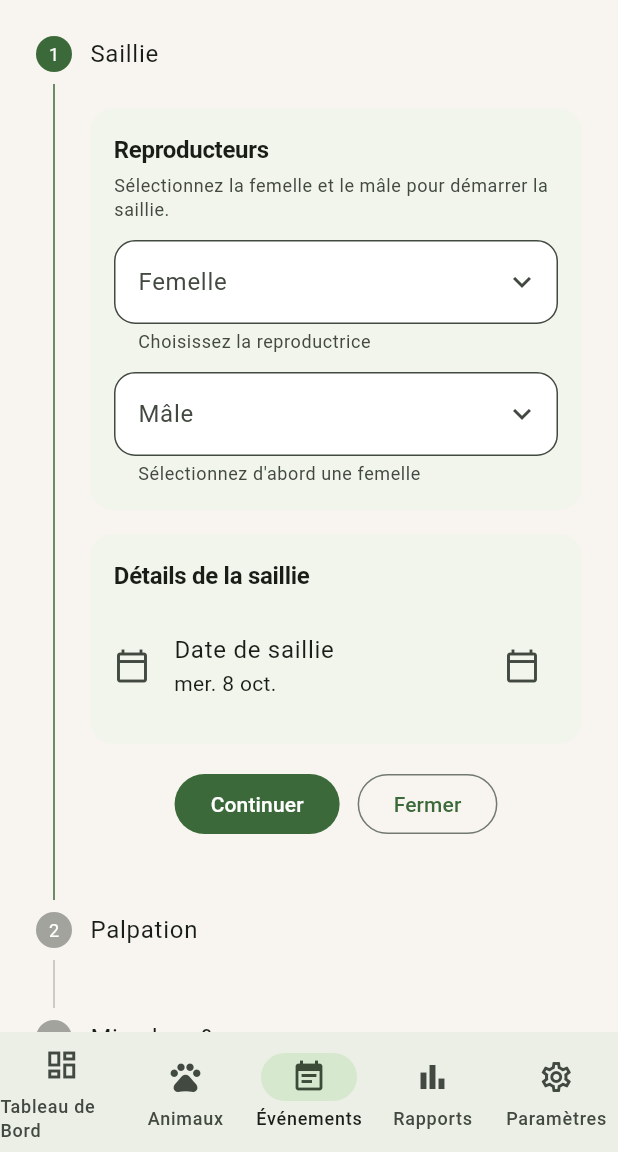
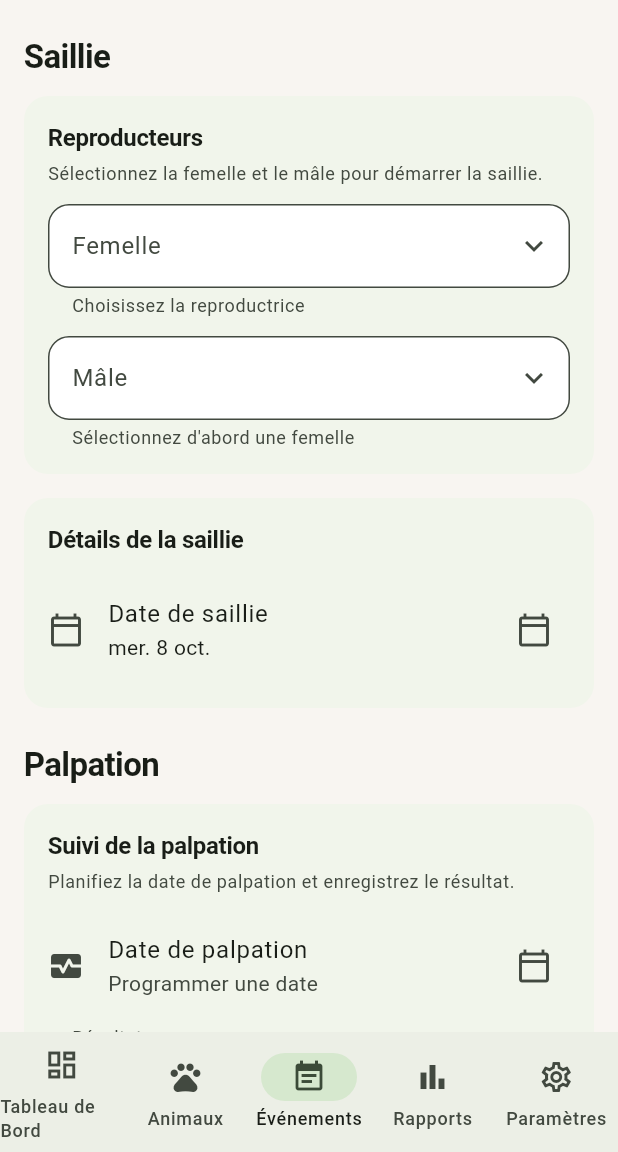
Before and after one commit to zidane123-web/Khodan, a Flutter app: the EventsHubScreen screen opened by its route, after a tap on "Nouvelle saillie", on a phone screen of 412 x 824 dp, the part 84-1236 px from its top. Run offline on Flutter 3.47's test engine with Material 3 defaults, Android fonts, the light colour scheme and no system bars; our stand-ins replace equatable, fl_chart, flutter_bloc, go_router, image_picker, printing and 2 more; missing offline and left inert: mobile_scanner; accounts and stored records are empty; network calls fail.

Commit message:
chore: savepoint - commit working tree changes

```diff
--- a/lib/app/config/router.dart
+++ b/lib/app/config/router.dart
@@ -119,7 +119,7 @@ class KhodanRouter {
                             if (cat is String) category = cat;
                           }
 
-                          repository ??= InMemoryEventRepository();
+                          repository ??= context.read<EventRepository>();
 
                           // Try to fallback to breeding cubit animals if not provided
                           animals ??= () {
--- a/lib/data/repositories/animal_repository.dart
+++ b/lib/data/repositories/animal_repository.dart
@@ -17,8 +17,12 @@ class InMemoryAnimalRepository implements AnimalRepository {
 
   InMemoryAnimalRepository._internal();
 
-  static final InMemoryAnimalRepository _instance =
+  static InMemoryAnimalRepository _instance =
       InMemoryAnimalRepository._internal();
+
+  static void reset() {
+    _instance = InMemoryAnimalRepository._internal();
+  }
 
   final List<Animal> _animals = <Animal>[
     Animal(
--- a/lib/data/repositories/breeding_repository.dart
+++ b/lib/data/repositories/breeding_repository.dart
@@ -17,8 +17,12 @@ class InMemoryBreedingRepository implements BreedingRepository {
 
   InMemoryBreedingRepository._internal();
 
-  static final InMemoryBreedingRepository _instance =
+  static InMemoryBreedingRepository _instance =
       InMemoryBreedingRepository._internal();
+
+  static void reset() {
+    _instance = InMemoryBreedingRepository._internal();
+  }
 
   final List<BreedingRecord> _records = <BreedingRecord>[
     BreedingRecord(
--- a/lib/data/repositories/event_repository.dart
+++ b/lib/data/repositories/event_repository.dart
@@ -19,8 +19,12 @@ class InMemoryEventRepository implements EventRepository {
 
   InMemoryEventRepository._internal();
 
-  static final InMemoryEventRepository _instance =
+  static InMemoryEventRepository _instance =
       InMemoryEventRepository._internal();
+
+  static void reset() {
+    _instance = InMemoryEventRepository._internal();
+  }
 
   final List<LivestockEvent> _events = <LivestockEvent>[
     LivestockEvent(
--- a/lib/features/animals/presentation/screens/animal_detail_screen.dart
+++ b/lib/features/animals/presentation/screens/animal_detail_screen.dart
@@ -27,9 +27,9 @@ class AnimalDetailScreen extends StatelessWidget {
     return BlocProvider<AnimalDetailCubit>(
       create: (BuildContext context) => AnimalDetailCubit(
         animal,
-        InMemoryAnimalRepository(),
-        InMemoryBreedingRepository(),
-        InMemoryEventRepository(),
+        context.read<AnimalRepository>(),
+        context.read<BreedingRepository>(),
+        context.read<EventRepository>(),
       )..load(),
       child: const _AnimalDetailView(),
     );
--- a/lib/features/animals/presentation/screens/animal_list_screen.dart
+++ b/lib/features/animals/presentation/screens/animal_list_screen.dart
@@ -23,7 +23,7 @@ class AnimalListScreen extends StatelessWidget {
   Widget build(BuildContext context) {
     return BlocProvider<AnimalCubit>(
       create: (BuildContext context) =>
-          AnimalCubit(InMemoryAnimalRepository())..fetchAnimals(),
+          AnimalCubit(context.read<AnimalRepository>())..fetchAnimals(),
       child: const _AnimalListView(),
     );
   }
@@ -48,8 +48,8 @@ class _AnimalListViewState extends State<_AnimalListView> {
     super.initState();
     _searchController = TextEditingController();
     _searchController.addListener(_onSearchChanged);
-    _eventRepository = InMemoryEventRepository();
-    _breedingRepository = InMemoryBreedingRepository();
+    _eventRepository = context.read<EventRepository>();
+    _breedingRepository = context.read<BreedingRepository>();
   }
 
   @override
--- a/lib/features/dashboard/presentation/screens/dashboard_screen.dart
+++ b/lib/features/dashboard/presentation/screens/dashboard_screen.dart
@@ -21,9 +21,9 @@ class DashboardScreen extends StatelessWidget {
   Widget build(BuildContext context) {
     return BlocProvider<DashboardCubit>(
       create: (BuildContext context) => DashboardCubit(
-        InMemoryAnimalRepository(),
-        InMemoryBreedingRepository(),
-        InMemoryEventRepository(),
+        context.read<AnimalRepository>(),
+        context.read<BreedingRepository>(),
+        context.read<EventRepository>(),
       )..loadDashboard(),
       child: const _DashboardView(),
     );
--- a/lib/features/events/presentation/screens/add_breeding_record_screen.dart
+++ b/lib/features/events/presentation/screens/add_breeding_record_screen.dart
@@ -72,8 +72,6 @@ class _AddBreedingRecordScreenState extends State<AddBreedingRecordScreen> {
   DateTime? _kindlingDate;
 
   DateTime? _weaningDate;
-
-  int _currentStep = 0;
 
   double? _pairingCoefficient;
 
@@ -410,49 +408,24 @@ class _AddBreedingRecordScreenState extends State<AddBreedingRecordScreen> {
     }
   }
 
-  bool _validateStep(int index) {
-    if (index == 0) {
-      final FormState? form = _stepKeys[0].currentState;
+  bool _validateAllSteps() {
+    bool isValid = true;
 
-      return form == null || form.validate();
+    for (final GlobalKey<FormState> key in _stepKeys) {
+      final FormState? form = key.currentState;
+      if (form != null && !form.validate()) {
+        isValid = false;
+      }
     }
 
-    if (index == 1) {
-      final FormState? form = _stepKeys[1].currentState;
-
-      return form == null || form.validate();
+    return isValid;
   }
 
-    final FormState? form = _stepKeys[2].currentState;
-
-    return form == null || form.validate();
-  }
-
-  Future<void> _handleContinue() async {
-    if (!_validateStep(_currentStep)) {
+  Future<void> _submit() async {
+    if (!_validateAllSteps()) {
       return;
     }
 
-    if (_currentStep == 2) {
-      _submit();
-    } else {
-      setState(() {
-        _currentStep += 1;
-      });
-    }
-  }
-
-  void _handleCancel() {
-    if (_currentStep == 0) {
-      Navigator.of(context).maybePop();
-    } else {
-      setState(() {
-        _currentStep -= 1;
-      });
-    }
-  }
-
-  Future<void> _submit() async {
     if (_selectedDoeId == null || _selectedBuckId == null) {
       ScaffoldMessenger.of(context).showSnackBar(
         const SnackBar(content: Text('Sélectionnez une femelle et un mâle.')),
@@ -595,8 +568,8 @@ class _AddBreedingRecordScreenState extends State<AddBreedingRecordScreen> {
     return <Step>[
       Step(
         title: const Text('Saillie'),
-        isActive: _currentStep >= 0,
-        state: _currentStep > 0 ? StepState.complete : StepState.indexed,
+        isActive: true,
+        state: StepState.indexed,
         content: Form(
           key: _stepKeys[0],
           child: Column(
@@ -703,8 +676,8 @@ class _AddBreedingRecordScreenState extends State<AddBreedingRecordScreen> {
       ),
       Step(
         title: const Text('Palpation'),
-        isActive: _currentStep >= 1,
-        state: _currentStep > 1 ? StepState.complete : StepState.indexed,
+        isActive: true,
+        state: StepState.indexed,
         content: Form(
           key: _stepKeys[1],
           child: _FormSectionCard(
@@ -757,8 +730,8 @@ class _AddBreedingRecordScreenState extends State<AddBreedingRecordScreen> {
       ),
       Step(
         title: const Text('Mise bas & sevrage'),
-        isActive: _currentStep >= 2,
-        state: _currentStep == 2 ? StepState.editing : StepState.indexed,
+        isActive: true,
+        state: StepState.indexed,
         content: Form(
           key: _stepKeys[2],
           child: Column(
@@ -1068,58 +1041,54 @@ class _AddBreedingRecordScreenState extends State<AddBreedingRecordScreen> {
                         (BuildContext context, BoxConstraints constraints) {
                           final bool isWideLayout = constraints.maxWidth >= 640;
 
+                          final List<Step> sections = _buildSteps(
+                            theme,
+                            localizations,
+                            isWideLayout: isWideLayout,
+                          );
+
                           return ConstrainedBox(
                             constraints: const BoxConstraints(maxWidth: 720),
-                            child: Stepper(
-                              currentStep: _currentStep,
-                              type: isWideLayout
-                                  ? StepperType.horizontal
-                                  : StepperType.vertical,
-                              controlsBuilder:
-                                  (
-                                    BuildContext context,
-                                    ControlsDetails details,
-                                  ) {
-                                    final bool isLastStep =
-                                        _currentStep == _stepKeys.length - 1;
-
-                                    return Padding(
-                                      padding: const EdgeInsets.only(top: 16),
-                                      child: Wrap(
-                                        spacing: 12,
-                                        runSpacing: 8,
+                            child: ListView(
+                              padding: const EdgeInsets.fromLTRB(
+                                16,
+                                24,
+                                16,
+                                32,
+                              ),
                               children: <Widget>[
-                                          FilledButton(
+                                for (final Step section
+                                    in sections) ...<Widget>[
+                                  if (section.title is Text)
+                                    Text(
+                                      (section.title as Text).data ?? '',
+                                      style: theme.textTheme.titleLarge,
+                                    )
+                                  else
+                                    section.title,
+                                  const SizedBox(height: 12),
+                                  section.content,
+                                  const SizedBox(height: 24),
+                                ],
+                                Row(
+                                  mainAxisAlignment: MainAxisAlignment.end,
+                                  children: <Widget>[
+                                    TextButton(
                                       onPressed: _isSaving
                                           ? null
-                                                : details.onStepContinue,
-                                            child: Text(
-                                              isLastStep
-                                                  ? 'Enregistrer'
-                                                  : 'Continuer',
+                                          : () => Navigator.of(
+                                              context,
+                                            ).maybePop(),
+                                      child: const Text('Fermer'),
                                     ),
-                                          ),
-                                          OutlinedButton(
-                                            onPressed: _isSaving
-                                                ? null
-                                                : details.onStepCancel,
-                                            child: Text(
-                                              _currentStep == 0
-                                                  ? 'Fermer'
-                                                  : 'Retour',
-                                            ),
+                                    const SizedBox(width: 12),
+                                    FilledButton(
+                                      onPressed: _isSaving ? null : _submit,
+                                      child: const Text('Enregistrer'),
                                     ),
                                   ],
                                 ),
-                                    );
-                                  },
-                              onStepContinue: () async => _handleContinue(),
-                              onStepCancel: _handleCancel,
-                              steps: _buildSteps(
-                                theme,
-                                localizations,
-                                isWideLayout: isWideLayout,
-                              ),
+                              ],
                             ),
                           );
                         },
@@ -1243,11 +1212,7 @@ class _FormSectionCard extends StatelessWidget {
 }
 
 class _SummaryEntry extends StatelessWidget {
-  const _SummaryEntry({
-    required this.label,
-    required this.value,
-    this.helper,
-  });
+  const _SummaryEntry({required this.label, required this.value, this.helper});
 
   final String label;
   final String value;
--- a/lib/features/reports/presentation/screens/reports_screen.dart
+++ b/lib/features/reports/presentation/screens/reports_screen.dart
@@ -45,13 +45,13 @@ class ReportsScreen extends StatelessWidget {
       providers: <BlocProvider<dynamic>>[
         BlocProvider<BreedingCubit>(
           create: (BuildContext context) => BreedingCubit(
-            InMemoryBreedingRepository(),
-            InMemoryAnimalRepository(),
+            context.read<BreedingRepository>(),
+            context.read<AnimalRepository>(),
           )..loadData(),
         ),
         BlocProvider<AnimalCubit>(
           create: (BuildContext context) =>
-              AnimalCubit(InMemoryAnimalRepository())..fetchAnimals(),
+              AnimalCubit(context.read<AnimalRepository>())..fetchAnimals(),
         ),
       ],
       child: const _ReportsView(),
```
Also changed, not shown: lib/features/events/presentation/screens/add_event_screen.dart (+213 -118 lines), lib/features/events/presentation/screens/events_hub_screen.dart (+15 -11 lines), lib/main.dart (+51 -12 lines). Lines whose indentation alone changed are shown as unchanged.
